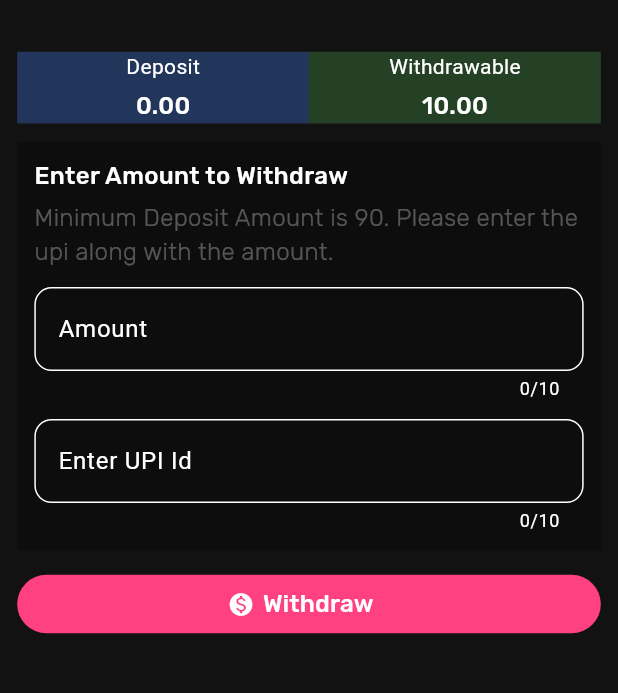
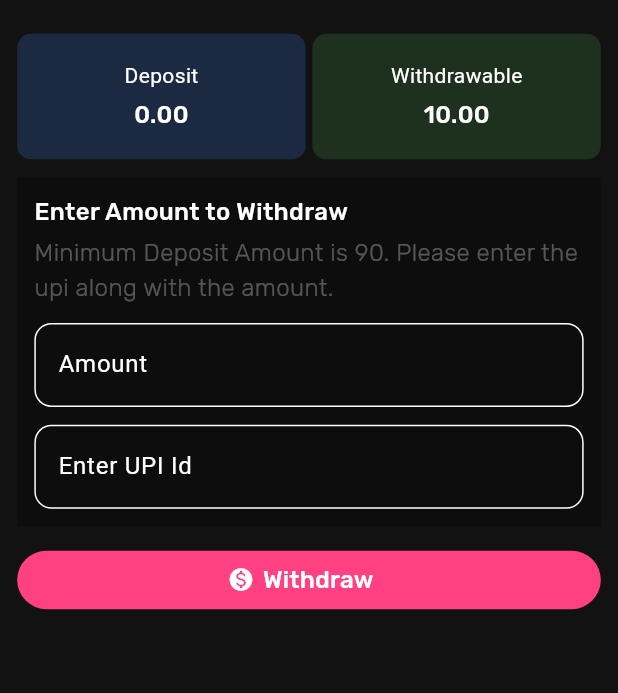
Before and after one commit to russianbulbasaur/LudoBattle, a Flutter app: the Withdraw screen opened by its route, on a phone screen of 412 x 824 dp, the part 336-1029 px from its top. Run offline on Flutter 3.47's test engine with Material 3 defaults, Android fonts, the phone set to English and light mode, and no system bars; our stand-ins replace equatable, firebase_auth, firebase_core, flutter_bloc, flutter_screenutil, flutter_svg and 2 more; accounts and stored records are empty.

Commit message:
Another commit?

```diff
--- a/lib/Home/deposit.dart
+++ b/lib/Home/deposit.dart
@@ -64,7 +64,7 @@ class _DepositState extends State<Deposit> {
         TextField(keyboardType: TextInputType.phone,
           controller: amountController,
           maxLength: 10,
-          decoration: InputDecoration(border: OutlineInputBorder(
+          decoration: InputDecoration(counterText: "",border: OutlineInputBorder(
               borderRadius: BorderRadius.circular(10.r),
               borderSide: BorderSide(color: Colors.black12,width: 1.w)
           ),hintText: "Amount",focusedBorder: OutlineInputBorder(
--- a/lib/Home/withdraw.dart
+++ b/lib/Home/withdraw.dart
@@ -25,7 +25,6 @@ class _WithdrawState extends State<Withdraw> {
         padding: EdgeInsets.all(10.w),
         child: Column(children: [
           logo(),
-          SizedBox(height: 10.h,),
           amountBoxes(),
           SizedBox(height: 10.h,),
           amountAndUpi(),
@@ -63,7 +62,7 @@ class _WithdrawState extends State<Withdraw> {
         TextField(keyboardType: TextInputType.phone,
           controller: amountController,
           maxLength: 10,
-          decoration: InputDecoration(border: OutlineInputBorder(
+          decoration: InputDecoration(counterText: "",border: OutlineInputBorder(
               borderRadius: BorderRadius.circular(10.r),
               borderSide: BorderSide(color: Colors.black12,width: 1.w)
           ),hintText: "Amount",focusedBorder: OutlineInputBorder(
@@ -74,7 +73,7 @@ class _WithdrawState extends State<Withdraw> {
         TextField(
           controller: upiController,
           maxLength: 10,
-          decoration: InputDecoration(border: OutlineInputBorder(
+          decoration: InputDecoration(counterText: "",border: OutlineInputBorder(
               borderRadius: BorderRadius.circular(10.r),
               borderSide: BorderSide(color: Colors.black12,width: 1.w)
           ),hintText: "Enter UPI Id",focusedBorder: OutlineInputBorder(
@@ -114,8 +113,9 @@ class _WithdrawState extends State<Withdraw> {
 
   Widget amountBoxes() {
     return Row(mainAxisAlignment: MainAxisAlignment.spaceEvenly,children: [
-      Expanded(flex: 1,child: Container(decoration: BoxDecoration(
-        color: Colors.blueAccent.withOpacity(0.3)
+      Expanded(flex: 1,child: Container(height: 70.h,decoration: BoxDecoration(
+        color: Colors.blueAccent.withOpacity(0.2),
+        borderRadius: BorderRadius.circular(8.r)
       ),
         child: Center(child: Column(mainAxisAlignment: MainAxisAlignment.center,
           mainAxisSize: MainAxisSize.max,children: [
@@ -129,10 +129,13 @@ class _WithdrawState extends State<Withdraw> {
                 fontWeight: FontWeight.w500,)),)
         ],),),
       ),),
-      Expanded(flex: 1,child: Container(decoration: BoxDecoration(
-          color: Colors.green.withOpacity(0.3)
+      SizedBox(width: 4.w,),
+      Expanded(flex: 1,child: Container(height:70.h,decoration: BoxDecoration(
+          color: Colors.green.withOpacity(0.2),
+          borderRadius: BorderRadius.circular(8.r)
       ),
-        child: Center(child: Column(mainAxisSize: MainAxisSize.max,children: [
+        child: Center(child: Column(mainAxisAlignment: MainAxisAlignment.center,
+          mainAxisSize: MainAxisSize.max,children: [
           Text("Withdrawable"),
           SizedBox(height: 4.h,),
           Text("10.00",style: GoogleFonts.rubik(
--- a/lib/Screens/login.dart
+++ b/lib/Screens/login.dart
@@ -164,7 +164,7 @@ class _LoginState extends State<Login> {
               fontWeight: FontWeight.w200,)),),
         SizedBox(height: 10.h,),
         TextField(maxLength: 6,controller: otpController,
-          decoration: InputDecoration(border: OutlineInputBorder(
+          decoration: InputDecoration(counterText: "",border: OutlineInputBorder(
               borderRadius: BorderRadius.circular(10.r),
               borderSide: BorderSide(color: Colors.black12,width: 1.w)
           ),hintText: "Enter OTP",focusedBorder: OutlineInputBorder(
--- a/lib/main.dart
+++ b/lib/main.dart
@@ -30,7 +30,7 @@ class MyApp extends StatelessWidget {
               colorScheme: const ColorScheme.dark()
           ),
           onGenerateRoute: CustomRouter.generateRoute,
-          initialRoute: "/logins",
+          initialRoute: "/login",
         );
       },
     );
```
